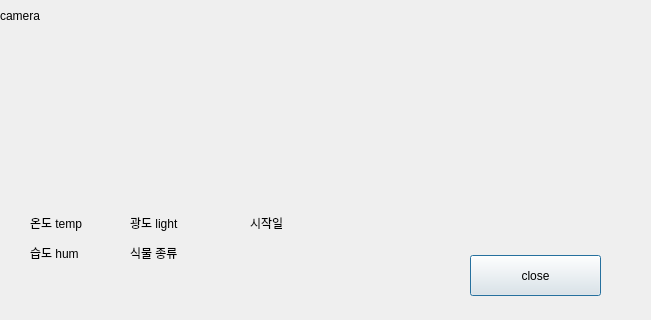
Qt form GUI/userPlantDetail.ui (addinedu-ros-8th/iot-repo-6) before a commit; both pictures show x 0 to 651 and y 205 to 525 of the 651 by 525 pixel window.
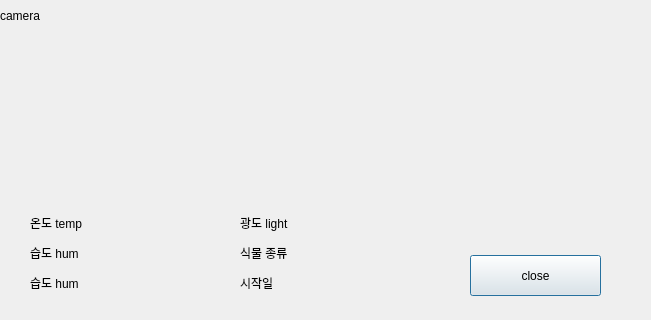
The same form after that commit.

The edit to the form file:
```diff
--- a/GUI/userPlantDetail.ui
+++ b/GUI/userPlantDetail.ui
@@ -57,7 +57,7 @@
     <rect>
      <x>30</x>
      <y>420</y>
-     <width>71</width>
+     <width>201</width>
      <height>16</height>
     </rect>
    </property>
@@ -70,7 +70,7 @@
     <rect>
      <x>30</x>
      <y>450</y>
-     <width>58</width>
+     <width>201</width>
      <height>16</height>
     </rect>
    </property>
@@ -81,9 +81,9 @@
   <widget class="QLabel" name="label_5">
    <property name="geometry">
     <rect>
-     <x>130</x>
+     <x>240</x>
      <y>420</y>
-     <width>71</width>
+     <width>221</width>
      <height>16</height>
     </rect>
    </property>
@@ -94,9 +94,9 @@
   <widget class="QLabel" name="label_6">
    <property name="geometry">
     <rect>
-     <x>130</x>
+     <x>240</x>
      <y>450</y>
-     <width>71</width>
+     <width>211</width>
      <height>16</height>
     </rect>
    </property>
@@ -107,9 +107,9 @@
   <widget class="QLabel" name="label_7">
    <property name="geometry">
     <rect>
-     <x>250</x>
-     <y>420</y>
-     <width>71</width>
+     <x>240</x>
+     <y>480</y>
+     <width>181</width>
      <height>16</height>
     </rect>
    </property>
@@ -143,6 +143,19 @@
     <string>close</string>
    </property>
   </widget>
+  <widget class="QLabel" name="label_9">
+   <property name="geometry">
+    <rect>
+     <x>30</x>
+     <y>480</y>
+     <width>201</width>
+     <height>16</height>
+    </rect>
+   </property>
+   <property name="text">
+    <string>습도 hum</string>
+   </property>
+  </widget>
  </widget>
  <resources/>
  <connections/>
```
